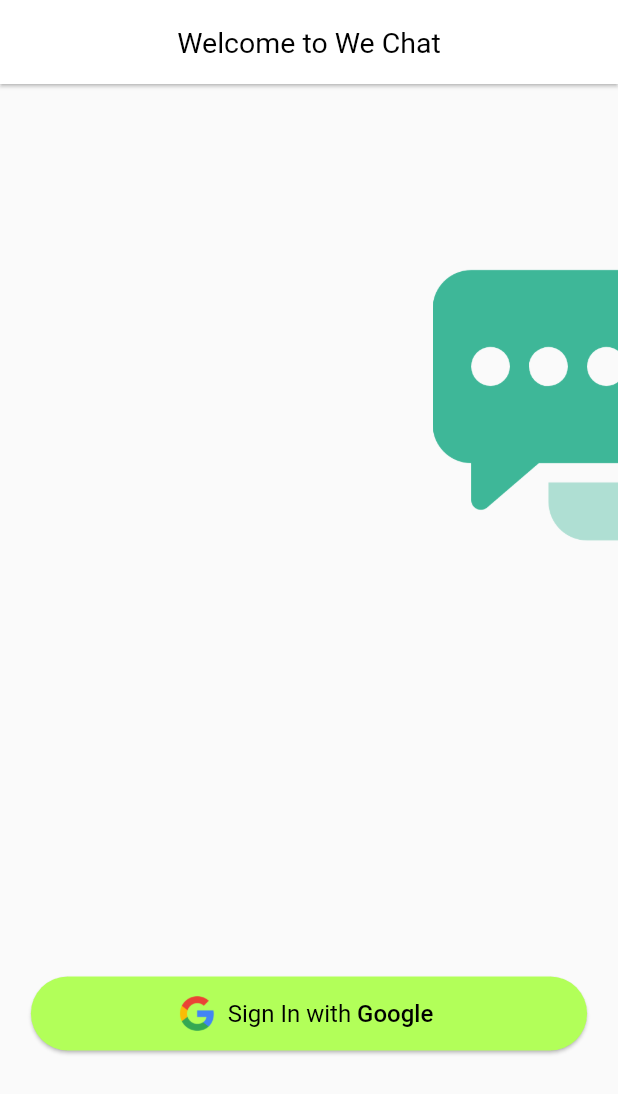
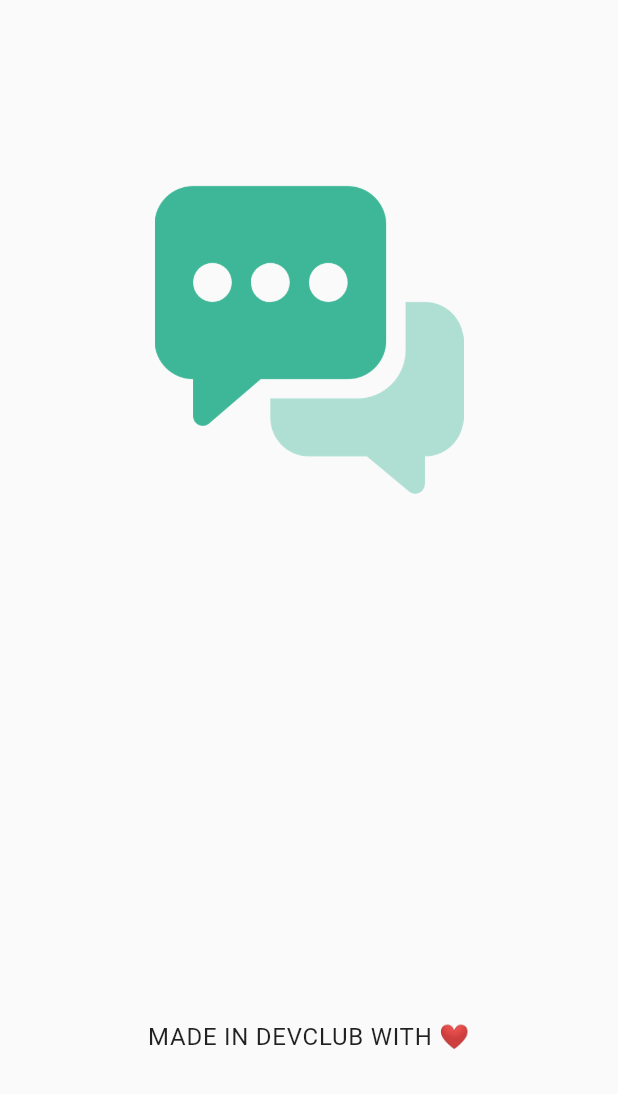
Before and after one commit to xumoyunde/We-Chat, a Flutter app: the first screen one second after launch, on a phone screen of 412 x 824 dp. Shown: the top 1094 px of the screen. Run offline on Flutter 3.47's test engine with Material 2 defaults, Android fonts, the phone set to English and light mode, and no system bars; our stand-ins replace firebase_core; accounts and stored records are empty.

Commit message:
Yangi o'zgartirishlar

```diff
--- a/lib/main.dart
+++ b/lib/main.dart
@@ -1,11 +1,14 @@
 import 'package:flutter/material.dart';
-import 'package:we_chat/screens/auth/login_screen.dart';
+import 'package:flutter/services.dart';
+import 'package:we_chat/screens/auth/splash_screen.dart';
 import 'package:firebase_core/firebase_core.dart';
 import 'firebase_options.dart';
 
 late Size mq;
 
 void main() {
+  //SystemChrome.setEnabledSystemUIMode(SystemUiMode.immersiveSticky);
+  WidgetsFlutterBinding.ensureInitialized();
   _initializeFirebase();
   runApp(const MyApp());
 }
@@ -19,7 +22,7 @@ class MyApp extends StatelessWidget {
       debugShowCheckedModeBanner: false,
       title: 'We Chat',
       theme: ThemeData(
-        appBarTheme: AppBarTheme(
+        appBarTheme: const AppBarTheme(
           backgroundColor: Colors.white,
           elevation: 1,
           centerTitle: true,
@@ -31,7 +34,7 @@ class MyApp extends StatelessWidget {
           )
         ),
       ),
-      home: LoginScreen(),
+      home: const SplashScreen(),
     );
   }
 }
--- a/lib/screens/auth/login_screen.dart
+++ b/lib/screens/auth/login_screen.dart
@@ -25,7 +25,7 @@ class _LoginScreenState extends State<LoginScreen> {
 
   @override
   Widget build(BuildContext context) {
-    mq = MediaQuery.of(context).size;
+    //mq = MediaQuery.of(context).size;
     return Scaffold(
       appBar: AppBar(
         automaticallyImplyLeading: false,
--- /dev/null
+++ b/lib/screens/auth/splash_screen.dart
@@ -0,0 +1,51 @@
+import 'package:flutter/material.dart';
+import 'package:we_chat/screens/home_screen.dart';
+
+import '../../main.dart';
+
+class SplashScreen extends StatefulWidget {
+  const SplashScreen({Key? key}) : super(key: key);
+
+  @override
+  State<SplashScreen> createState() => _SplashScreenState();
+}
+
+class _SplashScreenState extends State<SplashScreen> {
+  @override
+  void initState() {
+    super.initState();
+    Future.delayed(Duration(milliseconds: 1500), () {
+      Navigator.pushReplacement(context, MaterialPageRoute(builder: (_) => HomeScreen()));
+    });
+  }
+
+  @override
+  Widget build(BuildContext context) {
+    mq = MediaQuery.of(context).size;
+    return Scaffold(
+      body: Stack(
+        children: [
+          Positioned(
+            top: mq.height * .15,
+            right: mq.width * .25,
+            width: mq.width * .5,
+            child: Image.asset('images/chat.png'),
+          ),
+          Positioned(
+            bottom: mq.height * .15,
+            width: mq.width,
+            child: Text(
+              'MADE IN DEVCLUB WITH ❤️',
+              textAlign: TextAlign.center,
+              style: TextStyle(
+                color: Colors.black87,
+                fontSize: 16,
+                letterSpacing: .5
+              ),
+            ),
+          ),
+        ],
+      ),
+    );
+  }
+}
```
Also changed, not shown: 6 other files.
